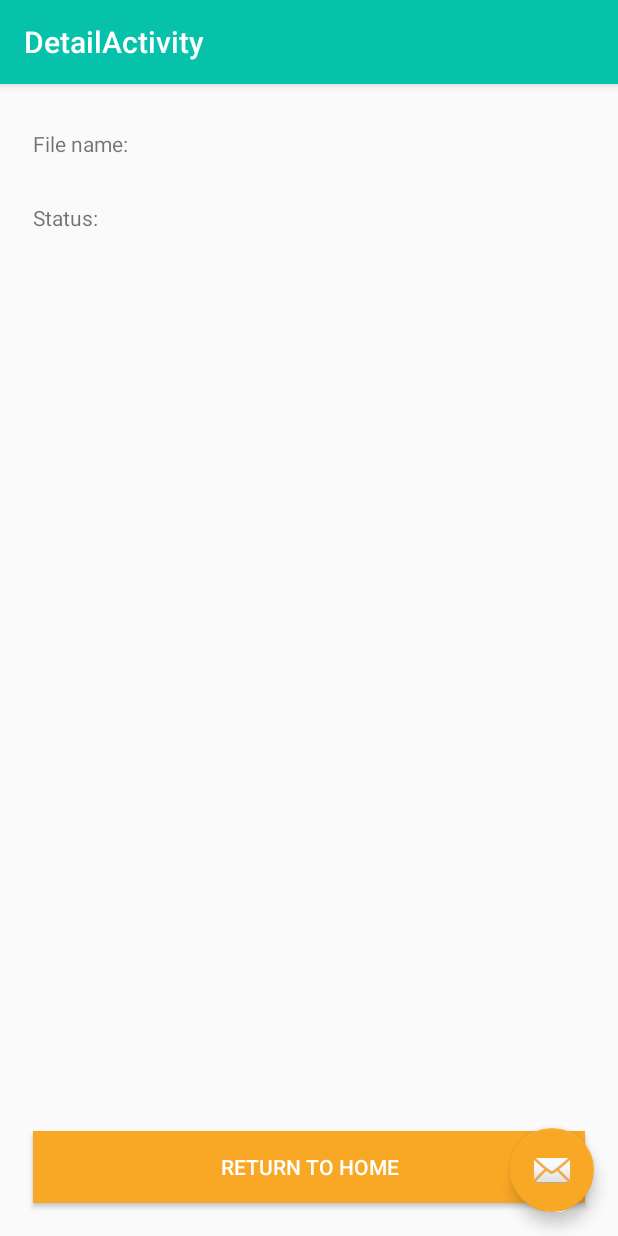
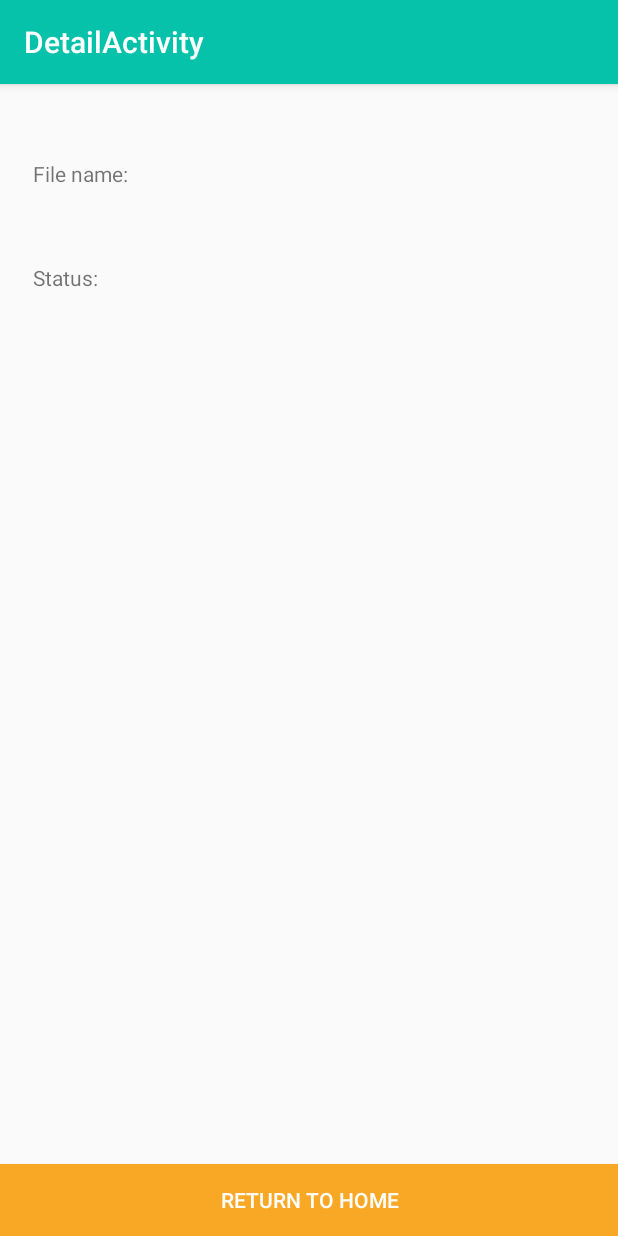
Before and after one commit to zmkaraman/nd940-c3-loadapp, an Android app: the DetailActivity screen opened directly, with no data from a screen before it, on a phone screen of 412 x 824 dp. Run offline under Robolectric (Android 15) with nearby library versions, the phone set to English and light mode, and no system bars.

Commit message:
motionLayout commit

```diff
--- a/starter/app/src/main/java/com/udacity/DetailActivity.kt
+++ b/starter/app/src/main/java/com/udacity/DetailActivity.kt
@@ -16,10 +16,11 @@ class DetailActivity : AppCompatActivity() {
         textViewFileName.text = intent.getStringExtra("name")
         textViewStatusResult.text = intent.getStringExtra("status")
 
+        button.setOnClickListener {
 
-        button.setOnClickListener {
-            finish()
+            this.finish()
         }
+
     }
 
 }
--- a/starter/app/src/main/res/layout/activity_detail.xml
+++ b/starter/app/src/main/res/layout/activity_detail.xml
@@ -7,6 +7,7 @@
     tools:context=".DetailActivity">
 
     <com.google.android.material.appbar.AppBarLayout
+        android:id="@+id/appbar_layout"
         android:layout_width="match_parent"
         android:layout_height="wrap_content"
         android:theme="@style/AppTheme.AppBarOverlay">
@@ -22,12 +23,5 @@
 
     <include layout="@layout/content_detail" />
 
-    <com.google.android.material.floatingactionbutton.FloatingActionButton
-        android:id="@+id/fab"
-        android:layout_width="wrap_content"
-        android:layout_height="wrap_content"
-        android:layout_gravity="bottom|end"
-        android:layout_margin="@dimen/fab_margin"
-        app:srcCompat="@android:drawable/ic_dialog_email" />
 
 </androidx.coordinatorlayout.widget.CoordinatorLayout>
--- a/starter/app/src/main/res/layout/content_detail.xml
+++ b/starter/app/src/main/res/layout/content_detail.xml
@@ -1,12 +1,14 @@
 <?xml version="1.0" encoding="utf-8"?>
-<androidx.constraintlayout.widget.ConstraintLayout xmlns:android="http://schemas.android.com/apk/res/android"
+<androidx.constraintlayout.motion.widget.MotionLayout xmlns:android="http://schemas.android.com/apk/res/android"
     xmlns:app="http://schemas.android.com/apk/res-auto"
     xmlns:tools="http://schemas.android.com/tools"
+    android:id="@+id/motion_layout"
     android:layout_width="match_parent"
     android:layout_height="match_parent"
     app:layout_behavior="@string/appbar_scrolling_view_behavior"
     tools:context=".DetailActivity"
-    tools:showIn="@layout/activity_detail">
+    tools:showIn="@layout/activity_detail"
+    app:layoutDescription="@xml/content_detail_scene" >
 
 
     <Button
@@ -66,4 +68,4 @@
         app:layout_constraintTop_toTopOf="@+id/textViewStatus" />
 
 
-</androidx.constraintlayout.widget.ConstraintLayout>
+</androidx.constraintlayout.motion.widget.MotionLayout>
--- a/starter/app/src/main/res/values/dimens.xml
+++ b/starter/app/src/main/res/values/dimens.xml
@@ -8,7 +8,7 @@
 
     <dimen name="clipRectBottom">90dp</dimen>
 
-    <dimen name="top_margin">30dp</dimen>
+    <dimen name="top_margin">50dp</dimen>
 
 
     <dimen name="default_text_size">20sp</dimen>
--- /dev/null
+++ b/starter/app/src/main/res/xml/content_detail_scene.xml
@@ -0,0 +1,36 @@
+<?xml version="1.0" encoding="utf-8"?>
+<MotionScene xmlns:android="http://schemas.android.com/apk/res/android"
+    xmlns:app="http://schemas.android.com/apk/res-auto">
+
+
+
+    <Transition
+        app:constraintSetStart="@+id/start"
+        app:constraintSetEnd="@+id/end"
+        app:duration="1000">
+
+        <OnSwipe app:touchAnchorId="@id/button"></OnSwipe>
+    </Transition>
+
+
+    <ConstraintSet android:id="@+id/start">
+        <Constraint android:id="@+id/button"
+            android:layout_width="match_parent"
+            android:layout_height="wrap_content"
+            android:layout_margin="@dimen/left_margin"
+            app:layout_constraintStart_toStartOf="parent"
+            app:layout_constraintEnd_toEndOf="parent"
+            app:layout_constraintBottom_toBottomOf="parent"/>
+    </ConstraintSet>
+
+    <ConstraintSet android:id="@+id/end">
+        <Constraint android:id="@id/button"
+            android:layout_width="match_parent"
+            android:layout_height="wrap_content"
+            android:layout_marginTop="@dimen/top_margin"
+            app:layout_constraintStart_toStartOf="parent"
+            app:layout_constraintEnd_toEndOf="parent"
+            app:layout_constraintTop_toBottomOf="@+id/textViewStatus"/>
+    </ConstraintSet>
+
+</MotionScene>
```
